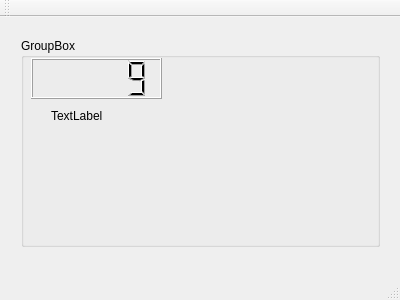
Before: the Qt Designer form WywFilm/mainwindow.ui in gorecrob/wywfilm, drawn with Qt 5.
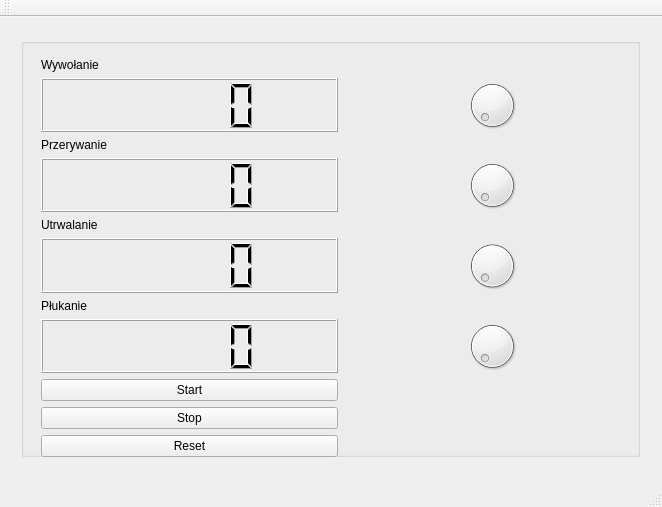
After: the same form once the commit is applied.

Patch:
```diff
--- a/WywFilm/mainwindow.ui
+++ b/WywFilm/mainwindow.ui
@@ -6,8 +6,8 @@
    <rect>
     <x>0</x>
     <y>0</y>
-    <width>400</width>
-    <height>300</height>
+    <width>662</width>
+    <height>507</height>
    </rect>
   </property>
   <property name="windowTitle">
@@ -19,47 +19,100 @@
      <rect>
       <x>10</x>
       <y>10</y>
-      <width>381</width>
-      <height>231</height>
+      <width>641</width>
+      <height>441</height>
      </rect>
     </property>
     <layout class="QGridLayout" name="gridLayout">
      <item row="0" column="0">
       <widget class="QGroupBox" name="groupBox">
        <property name="title">
-        <string>GroupBox</string>
+        <string/>
        </property>
-       <widget class="QLCDNumber" name="lcdNumber">
+       <widget class="QWidget" name="gridLayoutWidget_2">
         <property name="geometry">
          <rect>
-          <x>10</x>
-          <y>20</y>
-          <width>131</width>
-          <height>41</height>
+          <x>9</x>
+          <y>9</y>
+          <width>621</width>
+          <height>421</height>
          </rect>
         </property>
-        <property name="mode">
-         <enum>QLCDNumber::Dec</enum>
-        </property>
-        <property name="segmentStyle">
-         <enum>QLCDNumber::Filled</enum>
-        </property>
-        <property name="value" stdset="0">
-         <double>9.000000000000000</double>
-        </property>
-       </widget>
-       <widget class="QLabel" name="label">
-        <property name="geometry">
-         <rect>
-          <x>30</x>
-          <y>70</y>
-          <width>91</width>
-          <height>16</height>
-         </rect>
-        </property>
-        <property name="text">
-         <string>TextLabel</string>
-        </property>
+        <layout class="QGridLayout" name="gridLayout_2">
+         <item row="1" column="0">
+          <widget class="QLCDNumber" name="lcdNumber"/>
+         </item>
+         <item row="0" column="0">
+          <widget class="QLabel" name="label">
+           <property name="text">
+            <string>Wywołanie</string>
+           </property>
+          </widget>
+         </item>
+         <item row="2" column="0">
+          <widget class="QLabel" name="label_2">
+           <property name="text">
+            <string>Przerywanie</string>
+           </property>
+          </widget>
+         </item>
+         <item row="3" column="0">
+          <widget class="QLCDNumber" name="lcdNumber_2"/>
+         </item>
+         <item row="4" column="0">
+          <widget class="QLabel" name="label_3">
+           <property name="text">
+            <string>Utrwalanie</string>
+           </property>
+          </widget>
+         </item>
+         <item row="5" column="0">
+          <widget class="QLCDNumber" name="lcdNumber_3"/>
+         </item>
+         <item row="6" column="0">
+          <widget class="QLabel" name="label_4">
+           <property name="text">
+            <string>Płukanie</string>
+           </property>
+          </widget>
+         </item>
+         <item row="7" column="0">
+          <widget class="QLCDNumber" name="lcdNumber_4"/>
+         </item>
+         <item row="8" column="0">
+          <widget class="QPushButton" name="startButton">
+           <property name="text">
+            <string>Start</string>
+           </property>
+          </widget>
+         </item>
+         <item row="9" column="0">
+          <widget class="QPushButton" name="stopButton">
+           <property name="text">
+            <string>Stop</string>
+           </property>
+          </widget>
+         </item>
+         <item row="1" column="1">
+          <widget class="QDial" name="dial"/>
+         </item>
+         <item row="10" column="0">
+          <widget class="QPushButton" name="resetButton">
+           <property name="text">
+            <string>Reset</string>
+           </property>
+          </widget>
+         </item>
+         <item row="3" column="1">
+          <widget class="QDial" name="dial_2"/>
+         </item>
+         <item row="5" column="1">
+          <widget class="QDial" name="dial_3"/>
+         </item>
+         <item row="7" column="1">
+          <widget class="QDial" name="dial_4"/>
+         </item>
+        </layout>
        </widget>
       </widget>
      </item>
```
Left out of the diff: 2 changed lines with no effect on the pictures.
